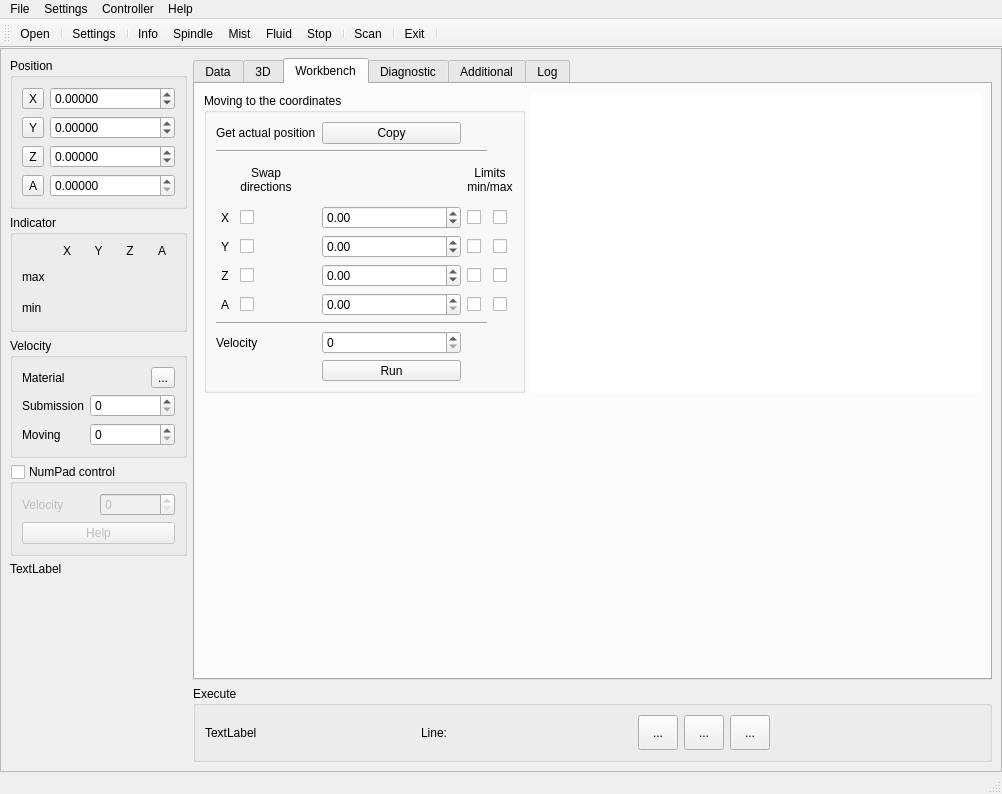
Old version of the form sources/forms/MainWindow.ui in the repository eduard-x/cnc-qt.
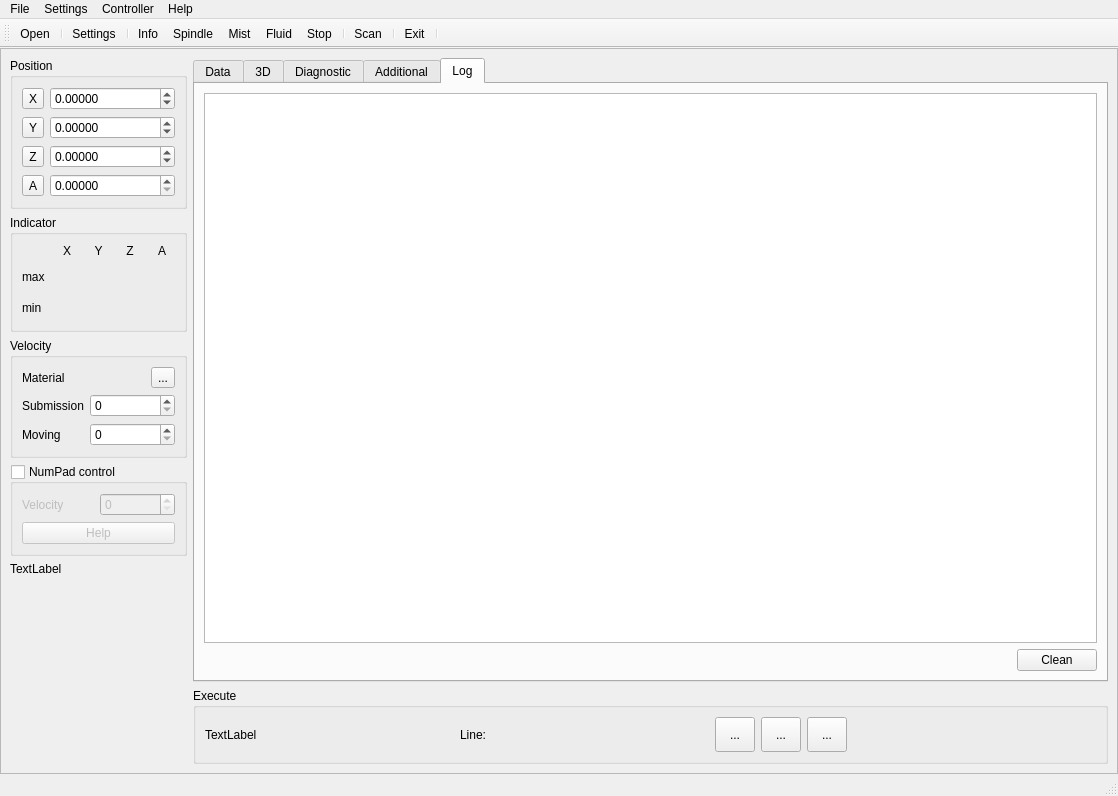
New version of the form. Icons and pictures are not drawn.

Commit message: removed workbench tab

Diff of the .ui file:
```diff
--- a/sources/forms/MainWindow.ui
+++ b/sources/forms/MainWindow.ui
@@ -6,10 +6,16 @@
    <rect>
     <x>0</x>
     <y>0</y>
-    <width>1002</width>
-    <height>794</height>
+    <width>1118</width>
+    <height>796</height>
    </rect>
   </property>
+  <property name="sizePolicy">
+   <sizepolicy hsizetype="Minimum" vsizetype="Minimum">
+    <horstretch>0</horstretch>
+    <verstretch>0</verstretch>
+   </sizepolicy>
+  </property>
   <property name="iconSize">
    <size>
     <width>32</width>
@@ -17,6 +23,12 @@
    </size>
   </property>
   <widget class="QWidget" name="centralwidget">
+   <property name="sizePolicy">
+    <sizepolicy hsizetype="Minimum" vsizetype="Minimum">
+     <horstretch>0</horstretch>
+     <verstretch>0</verstretch>
+    </sizepolicy>
+   </property>
    <layout class="QVBoxLayout">
     <property name="spacing">
      <number>0</number>
@@ -26,6 +38,12 @@
     </property>
     <item>
      <widget class="QFrame" name="frame">
+      <property name="sizePolicy">
+       <sizepolicy hsizetype="Minimum" vsizetype="Minimum">
+        <horstretch>0</horstretch>
+        <verstretch>0</verstretch>
+       </sizepolicy>
+      </property>
       <property name="frameShape">
        <enum>QFrame::StyledPanel</enum>
       </property>
@@ -473,8 +491,14 @@
         <layout class="QVBoxLayout" name="verticalLayout_3">
          <item>
           <widget class="QTabWidget" name="tabWidget">
+           <property name="sizePolicy">
+            <sizepolicy hsizetype="Minimum" vsizetype="Expanding">
+             <horstretch>0</horstretch>
+             <verstretch>0</verstretch>
+            </sizepolicy>
+           </property>
            <property name="currentIndex">
-            <number>2</number>
+            <number>4</number>
            </property>
            <widget class="QWidget" name="tab1">
             <attribute name="title">
@@ -883,430 +907,6 @@
              </item>
             </layout>
            </widget>
-           <widget class="QWidget" name="tab_2">
-            <attribute name="title">
-             <string>Workbench</string>
-            </attribute>
-            <layout class="QGridLayout" name="gridLayout_17">
-             <item row="0" column="0">
-              <widget class="QGroupBox" name="groupBoxMoving">
-               <property name="sizePolicy">
-                <sizepolicy hsizetype="Minimum" vsizetype="Minimum">
-                 <horstretch>0</horstretch>
-                 <verstretch>0</verstretch>
-                </sizepolicy>
-               </property>
-               <property name="title">
-                <string>Moving to the coordinates</string>
-               </property>
-               <layout class="QGridLayout" name="gridLayout_8">
-                <item row="4" column="1">
-                 <widget class="QLabel" name="label_10">
-                  <property name="text">
-                   <string>Swap
-directions</string>
-                  </property>
-                  <property name="alignment">
-                   <set>Qt::AlignCenter</set>
-                  </property>
-                 </widget>
-                </item>
-                <item row="9" column="1">
-                 <widget class="QCheckBox" name="checkBoxSwapX">
-                  <property name="maximumSize">
-                   <size>
-                    <width>50</width>
-                    <height>16777215</height>
-                   </size>
-                  </property>
-                  <property name="text">
-                   <string/>
-                  </property>
-                 </widget>
-                </item>
-                <item row="12" column="1">
-                 <widget class="QCheckBox" name="checkBoxSwapZ">
-                  <property name="maximumSize">
-                   <size>
-                    <width>50</width>
-                    <height>16777215</height>
-                   </size>
-                  </property>
-                  <property name="text">
-                   <string/>
-                  </property>
-                 </widget>
-                </item>
-                <item row="1" column="3">
-                 <widget class="QPushButton" name="pushCopyPos">
-                  <property name="minimumSize">
-                   <size>
-                    <width>100</width>
-                    <height>0</height>
-                   </size>
-                  </property>
-                  <property name="maximumSize">
-                   <size>
-                    <width>150</width>
-                    <height>16777215</height>
-                   </size>
-                  </property>
-                  <property name="text">
-                   <string>Copy</string>
-                  </property>
-                 </widget>
-                </item>
-                <item row="11" column="1">
-                 <widget class="QCheckBox" name="checkBoxSwapY">
-                  <property name="maximumSize">
-                   <size>
-                    <width>50</width>
-                    <height>16777215</height>
-                   </size>
-                  </property>
-                  <property name="text">
-                   <string/>
-                  </property>
-                 </widget>
-                </item>
-                <item row="13" column="1">
-                 <widget class="QCheckBox" name="checkBoxSwapA">
-                  <property name="maximumSize">
-                   <size>
-                    <width>50</width>
-                    <height>16777215</height>
-                   </size>
-                  </property>
-                  <property name="text">
-                   <string/>
-                  </property>
-                 </widget>
-                </item>
-                <item row="11" column="0">
-                 <widget class="QLabel" name="label_25">
-                  <property name="text">
-                   <string>Y</string>
-                  </property>
-                  <property name="alignment">
-                   <set>Qt::AlignCenter</set>
-                  </property>
-                 </widget>
-                </item>
-                <item row="11" column="3">
-                 <widget class="QDoubleSpinBox" name="doubleSpinMoveY">
-                  <property name="minimumSize">
-                   <size>
-                    <width>100</width>
-                    <height>0</height>
-                   </size>
-                  </property>
-                  <property name="maximumSize">
-                   <size>
-                    <width>150</width>
-                    <height>16777215</height>
-                   </size>
-                  </property>
-                  <property name="minimum">
-                   <double>-999.990000000000009</double>
-                  </property>
-                  <property name="maximum">
-                   <double>999.990000000000009</double>
-                  </property>
-                 </widget>
-                </item>
-                <item row="12" column="0">
-                 <widget class="QLabel" name="label_27">
-                  <property name="text">
-                   <string>Z</string>
-                  </property>
-                  <property name="alignment">
-                   <set>Qt::AlignCenter</set>
-                  </property>
-                 </widget>
-                </item>
-                <item row="15" column="3">
-                 <widget class="QSpinBox" name="spinMoveVelo">
-                  <property name="minimumSize">
-                   <size>
-                    <width>100</width>
-                    <height>0</height>
-                   </size>
-                  </property>
-                  <property name="maximumSize">
-                   <size>
-                    <width>150</width>
-                    <height>16777215</height>
-                   </size>
-                  </property>
-                 </widget>
-                </item>
-                <item row="13" column="3">
-                 <widget class="QDoubleSpinBox" name="doubleSpinMoveA">
-                  <property name="minimumSize">
-                   <size>
-                    <width>100</width>
-                    <height>0</height>
-                   </size>
-                  </property>
-                  <property name="maximumSize">
-                   <size>
-                    <width>150</width>
-                    <height>16777215</height>
-                   </size>
-                  </property>
-                 </widget>
-                </item>
-                <item row="12" column="3">
-                 <widget class="QDoubleSpinBox" name="doubleSpinMoveZ">
-                  <property name="minimumSize">
-                   <size>
-                    <width>100</width>
-                    <height>0</height>
-                   </size>
-                  </property>
-                  <property name="maximumSize">
-                   <size>
-                    <width>150</width>
-                    <height>16777215</height>
-                   </size>
-                  </property>
-                  <property name="minimum">
-                   <double>-999.990000000000009</double>
-                  </property>
-                  <property name="maximum">
-                   <double>999.990000000000009</double>
-                  </property>
-                 </widget>
-                </item>
-                <item row="9" column="3">
-                 <widget class="QDoubleSpinBox" name="doubleSpinMoveX">
-                  <property name="minimumSize">
-                   <size>
-                    <width>100</width>
-                    <height>0</height>
-                   </size>
-                  </property>
-                  <property name="maximumSize">
-                   <size>
-                    <width>150</width>
-                    <height>16777215</height>
-                   </size>
-                  </property>
-                  <property name="minimum">
-                   <double>-999.990000000000009</double>
-                  </property>
-                  <property name="maximum">
-                   <double>999.990000000000009</double>
-                  </property>
-                 </widget>
-                </item>
-                <item row="13" column="0">
-                 <widget class="QLabel" name="label_9">
-                  <property name="text">
-                   <string>A</string>
-                  </property>
-                  <property name="alignment">
-                   <set>Qt::AlignCenter</set>
-                  </property>
-                 </widget>
-                </item>
-                <item row="9" column="0">
-                 <widget class="QLabel" name="label_26">
-                  <property name="text">
-                   <string>X</string>
-                  </property>
-                  <property name="alignment">
-                   <set>Qt::AlignCenter</set>
-                  </property>
-                 </widget>
-                </item>
-                <item row="16" column="3">
-                 <widget class="QToolButton" name="toolRunMoving">
-                  <property name="sizePolicy">
-                   <sizepolicy hsizetype="MinimumExpanding" vsizetype="Fixed">
-                    <horstretch>0</horstretch>
-                    <verstretch>0</verstretch>
-                   </sizepolicy>
-                  </property>
-                  <property name="minimumSize">
-                   <size>
-                    <width>0</width>
-                    <height>0</height>
-                   </size>
-                  </property>
-                  <property name="maximumSize">
-                   <size>
-                    <width>150</width>
-                    <height>16777215</height>
-                   </size>
-                  </property>
-                  <property name="text">
-                   <string>Run</string>
-                  </property>
-                 </widget>
-                </item>
-                <item row="1" column="0" colspan="3">
-                 <widget class="QLabel" name="label_2">
-                  <property name="text">
-                   <string>Get actual position</string>
-                  </property>
-                 </widget>
-                </item>
-                <item row="15" column="0" colspan="3">
-                 <widget class="QLabel" name="labelVelo">
-                  <property name="text">
-                   <string>Velocity</string>
-                  </property>
-                 </widget>
-                </item>
-                <item row="11" column="4">
-                 <widget class="QCheckBox" name="checkBoxLimitsYmin">
-                  <property name="maximumSize">
-                   <size>
-                    <width>50</width>
-                    <height>16777215</height>
-                   </size>
-                  </property>
-                  <property name="text">
-                   <string/>
-                  </property>
-                 </widget>
-                </item>
-                <item row="9" column="4">
-                 <widget class="QCheckBox" name="checkBoxLimitsXmin">
-                  <property name="maximumSize">
-                   <size>
-                    <width>50</width>
-                    <height>16777215</height>
-                   </size>
-                  </property>
-                  <property name="text">
-                   <string/>
-                  </property>
-                 </widget>
-                </item>
-                <item row="12" column="4">
-                 <widget class="QCheckBox" name="checkBoxLimitsZmin">
-                  <property name="maximumSize">
-                   <size>
-                    <width>50</width>
-                    <height>16777215</height>
-                   </size>
-                  </property>
-                  <property name="text">
-                   <string/>
-                  </property>
-                 </widget>
-                </item>
-                <item row="13" column="4">
-                 <widget class="QCheckBox" name="checkBoxLimitsAmin">
-                  <property name="maximumSize">
-                   <size>
-                    <width>50</width>
-                    <height>16777215</height>
-                   </size>
-                  </property>
-                  <property name="text">
-                   <string/>
-                  </property>
-                 </widget>
-                </item>
-                <item row="14" column="0" colspan="5">
-                 <widget class="Line" name="line_4">
-                  <property name="orientation">
-                   <enum>Qt::Horizontal</enum>
-                  </property>
-                 </widget>
-                </item>
-                <item row="3" column="0" colspan="5">
-                 <widget class="Line" name="line_7">
-                  <property name="orientation">
-                   <enum>Qt::Horizontal</enum>
-                  </property>
-                 </widget>
-                </item>
-                <item row="9" column="5">
-                 <widget class="QCheckBox" name="checkBoxLimitsXmax">
-                  <property name="text">
-                   <string/>
-                  </property>
-                 </widget>
-                </item>
-                <item row="4" column="4" colspan="2">
-                 <widget class="QLabel" name="label_11">
-                  <property name="text">
-                   <string>Limits
-min/max</string>
-                  </property>
-                  <property name="alignment">
-                   <set>Qt::AlignCenter</set>
-                  </property>
-                 </widget>
-                </item>
-                <item row="11" column="5">
-                 <widget class="QCheckBox" name="checkBoxLimitsYmax">
-                  <property name="text">
-                   <string/>
-                  </property>
-                 </widget>
-                </item>
-                <item row="12" column="5">
-                 <widget class="QCheckBox" name="checkBoxLimitsZmax">
-                  <property name="text">
-                   <string/>
-                  </property>
-                 </widget>
-                </item>
-                <item row="13" column="5">
-                 <widget class="QCheckBox" name="checkBoxLimitsAmax">
-                  <property name="text">
-                   <string/>
-                  </property>
-                 </widget>
-                </item>
-               </layout>
-              </widget>
-             </item>
-             <item row="1" column="0">
-              <spacer name="verticalSpacer_4">
-               <property name="orientation">
-                <enum>Qt::Vertical</enum>
-               </property>
-               <property name="sizeHint" stdset="0">
-                <size>
-                 <width>20</width>
-                 <height>40</height>
-                </size>
-               </property>
-              </spacer>
-             </item>
-             <item row="0" column="1">
-              <widget class="QGraphicsView" name="graphicsView">
-               <property name="sizePolicy">
-                <sizepolicy hsizetype="MinimumExpanding" vsizetype="MinimumExpanding">
-                 <horstretch>0</horstretch>
-                 <verstretch>0</verstretch>
-                </sizepolicy>
-               </property>
-               <property name="minimumSize">
-                <size>
-                 <width>450</width>
-                 <height>300</height>
-                </size>
-               </property>
-               <property name="acceptDrops">
-                <bool>false</bool>
-               </property>
-               <property name="frameShape">
-                <enum>QFrame::NoFrame</enum>
-               </property>
-               <property name="lineWidth">
-                <number>0</number>
-               </property>
-              </widget>
-             </item>
-            </layout>
-           </widget>
            <widget class="QWidget" name="tab4">
             <attribute name="title">
              <string>Diagnostic</string>
@@ -2254,15 +1854,238 @@
                </layout>
               </widget>
              </item>
+             <item row="0" column="3">
+              <widget class="QGroupBox" name="groupBoxMoving">
+               <property name="sizePolicy">
+                <sizepolicy hsizetype="Minimum" vsizetype="Minimum">
+                 <horstretch>0</horstretch>
+                 <verstretch>0</verstretch>
+                </sizepolicy>
+               </property>
+               <property name="title">
+                <string>GroupBox</string>
+               </property>
+               <layout class="QGridLayout" name="gridLayout_20">
+                <item row="0" column="0">
+                 <widget class="QLabel" name="label_2">
+                  <property name="text">
+                   <string>Get actual position</string>
+                  </property>
+                 </widget>
+                </item>
+                <item row="0" column="1">
+                 <widget class="QPushButton" name="pushCopyPos">
+                  <property name="minimumSize">
+                   <size>
+                    <width>100</width>
+                    <height>0</height>
+                   </size>
+                  </property>
+                  <property name="maximumSize">
+                   <size>
+                    <width>150</width>
+                    <height>16777215</height>
+                   </size>
+                  </property>
+                  <property name="text">
+                   <string>Copy</string>
+                  </property>
+                 </widget>
+                </item>
+                <item row="1" column="0">
+                 <widget class="QLabel" name="label_26">
+                  <property name="text">
+                   <string>X</string>
+                  </property>
+                  <property name="alignment">
+                   <set>Qt::AlignCenter</set>
+                  </property>
+                 </widget>
+                </item>
+                <item row="1" column="1">
+                 <widget class="QDoubleSpinBox" name="doubleSpinMoveX">
+                  <property name="minimumSize">
+                   <size>
+                    <width>100</width>
+                    <height>0</height>
+                   </size>
+                  </property>
+                  <property name="maximumSize">
+                   <size>
+                    <width>150</width>
+                    <height>16777215</height>
+                   </size>
+                  </property>
+                  <property name="minimum">
+                   <double>-999.990000000000009</double>
+                  </property>
+                  <property name="maximum">
+                   <double>999.990000000000009</double>
+                  </property>
+                 </widget>
+                </item>
+                <item row="2" column="0">
+                 <widget class="QLabel" name="label_25">
+                  <property name="text">
+                   <string>Y</string>
+                  </property>
+                  <property name="alignment">
+                   <set>Qt::AlignCenter</set>
+                  </property>
+                 </widget>
+                </item>
+                <item row="2" column="1">
+                 <widget class="QDoubleSpinBox" name="doubleSpinMoveY">
+                  <property name="minimumSize">
+                   <size>
+                    <width>100</width>
+                    <height>0</height>
+                   </size>
+                  </property>
+                  <property name="maximumSize">
+                   <size>
+                    <width>150</width>
+                    <height>16777215</height>
+                   </size>
+                  </property>
+                  <property name="minimum">
+                   <double>-999.990000000000009</double>
+                  </property>
+                  <property name="maximum">
+                   <double>999.990000000000009</double>
+                  </property>
+                 </widget>
+                </item>
+                <item row="3" column="0">
+                 <widget class="QLabel" name="label_27">
+                  <property name="text">
+                   <string>Z</string>
+                  </property>
+                  <property name="alignment">
+                   <set>Qt::AlignCenter</set>
+                  </property>
+                 </widget>
+                </item>
+                <item row="3" column="1">
+                 <widget class="QDoubleSpinBox" name="doubleSpinMoveZ">
+                  <property name="minimumSize">
+                   <size>
+                    <width>100</width>
+                    <height>0</height>
+                   </size>
+                  </property>
+                  <property name="maximumSize">
+                   <size>
+                    <width>150</width>
+                    <height>16777215</height>
+                   </size>
+                  </property>
+                  <property name="minimum">
+                   <double>-999.990000000000009</double>
+                  </property>
+                  <property name="maximum">
+                   <double>999.990000000000009</double>
+                  </property>
+                 </widget>
+                </item>
+                <item row="4" column="0">
+                 <widget class="QLabel" name="label_9">
+                  <property name="text">
+                   <string>A</string>
+                  </property>
+                  <property name="alignment">
+                   <set>Qt::AlignCenter</set>
+                  </property>
+                 </widget>
+                </item>
+                <item row="4" column="1">
+                 <widget class="QDoubleSpinBox" name="doubleSpinMoveA">
+                  <property name="minimumSize">
+                   <size>
+                    <width>100</width>
+                    <height>0</height>
+                   </size>
+                  </property>
+                  <property name="maximumSize">
+                   <size>
+                    <width>150</width>
+                    <height>16777215</height>
+                   </size>
+                  </property>
+                 </widget>
+                </item>
+                <item row="5" column="0">
+                 <widget class="QLabel" name="labelVelo">
+                  <property name="text">
+                   <string>Velocity</string>
+                  </property>
+                 </widget>
+                </item>
+                <item row="5" column="1">
+                 <widget class="QSpinBox" name="spinMoveVelo">
+                  <property name="minimumSize">
+                   <size>
+                    <width>100</width>
+                    <height>0</height>
+                   </size>
+                  </property>
+                  <property name="maximumSize">
+                   <size>
+                    <width>150</width>
+                    <height>16777215</height>
+                   </size>
+                  </property>
+                 </widget>
+                </item>
+                <item row="6" column="1">
+                 <widget class="QToolButton" name="toolRunMoving">
+                  <property name="sizePolicy">
+                   <sizepolicy hsizetype="MinimumExpanding" vsizetype="Fixed">
+                    <horstretch>0</horstretch>
+                    <verstretch>0</verstretch>
+                   </sizepolicy>
+                  </property>
+                  <property name="minimumSize">
+                   <size>
+                    <width>0</width>
+                    <height>0</height>
+                   </size>
+                  </property>
+                  <property name="maximumSize">
+                   <size>
+                    <width>150</width>
+                    <height>16777215</height>
+                   </size>
+                  </property>
+                  <property name="text">
+                   <string>Run</string>
+                  </property>
+                 </widget>
+                </item>
+               </layout>
+              </widget>
+             </item>
             </layout>
            </widget>
            <widget class="QWidget" name="tab">
+            <property name="sizePolicy">
+             <sizepolicy hsizetype="Minimum" vsizetype="Preferred">
+              <horstretch>0</horstretch>
+              <verstretch>0</verstretch>
+             </sizepolicy>
+            </property>
             <attribute name="title">
              <string>Log</string>
             </attribute>
             <layout class="QGridLayout" name="gridLayout_11">
              <item row="0" column="0" colspan="2">
               <widget class="QTextBrowser" name="textLog">
+               <property name="sizePolicy">
+                <sizepolicy hsizetype="Minimum" vsizetype="Expanding">
+                 <horstretch>0</horstretch>
+                 <verstretch>0</verstretch>
+                </sizepolicy>
+               </property>
                <property name="readOnly">
                 <bool>true</bool>
                </property>
@@ -2294,6 +2117,12 @@
          </item>
          <item>
           <widget class="QGroupBox" name="groupBoxExec">
+           <property name="sizePolicy">
+            <sizepolicy hsizetype="Minimum" vsizetype="Preferred">
+             <horstretch>0</horstretch>
+             <verstretch>0</verstretch>
+            </sizepolicy>
+           </property>
            <property name="title">
             <string>Execute</string>
            </property>
@@ -2403,8 +2232,8 @@
     <rect>
      <x>0</x>
      <y>0</y>
-     <width>1002</width>
-     <height>29</height>
+     <width>1118</width>
+     <height>30</height>
     </rect>
    </property>
    <widget class="QMenu" name="menuFile">
```
Left out of the diff: 77 changed lines with no effect on the pictures. The commit also changes 2 other files.
